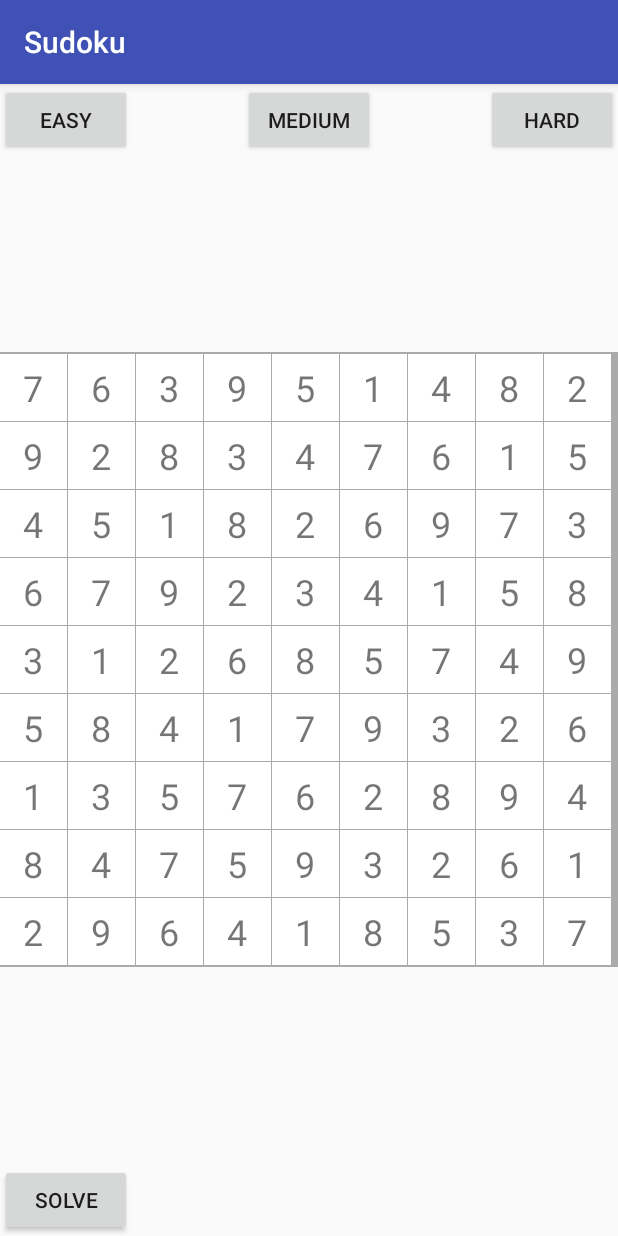
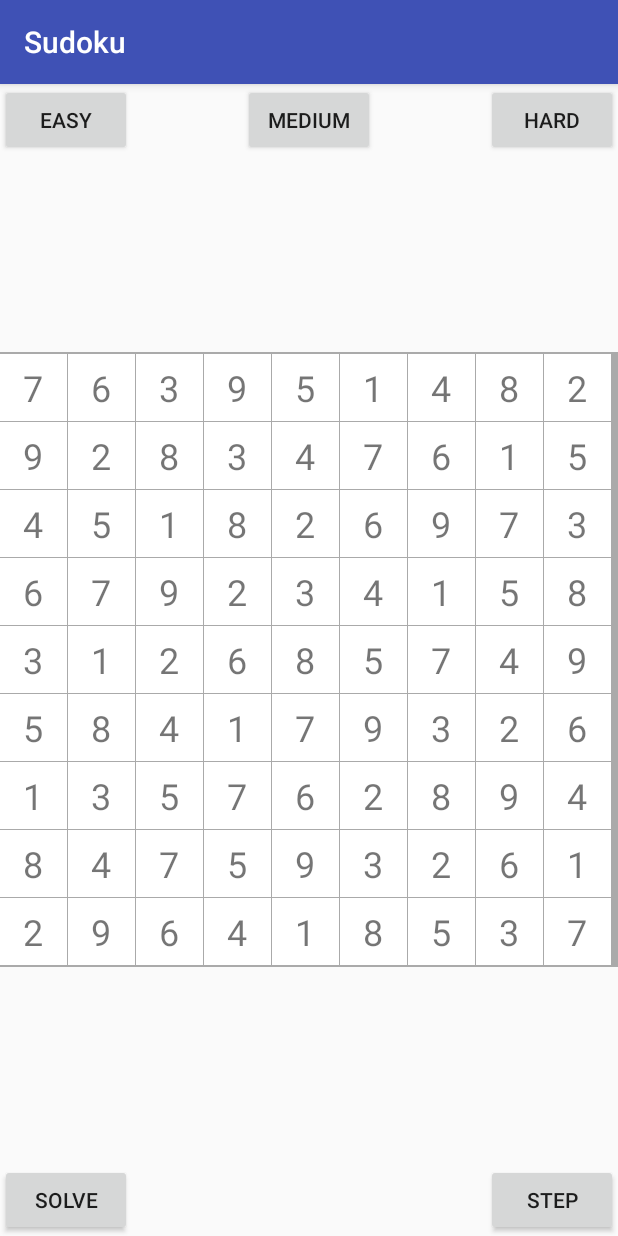
Before and after one commit to ahmetturk/Sudoku, an Android app: the screen it shows after launch (MainActivity), after a tap on "SOLVE", on a phone screen of 412 x 824 dp. Run offline under Robolectric (Android 15) with nearby library versions, the phone set to English and light mode, and no system bars; 3 other taps on this screen came first.

Commit message:
Step solving added

```diff
--- a/app/src/main/java/com/example/ahmet/sudoku/Cell.java
+++ b/app/src/main/java/com/example/ahmet/sudoku/Cell.java
@@ -6,6 +6,7 @@ import java.util.List;
 public class Cell {
     public int value;
     public List<Integer> domain;
+    private int domainIterator;
 
     public Cell() {
         this.value = 0;
@@ -13,5 +14,13 @@ public class Cell {
         for(int i = 1; i < 10; i++) {
             domain.add(i);
         }
+        domainIterator = 0;
+    }
+
+    public int getValueFromDomain() {
+        if (domainIterator < domain.size()) {
+            return domain.get(domainIterator++);
+        }
+        return -1;
     }
 }
--- a/app/src/main/java/com/example/ahmet/sudoku/SudokuSolver.java
+++ b/app/src/main/java/com/example/ahmet/sudoku/SudokuSolver.java
@@ -1,7 +1,4 @@
 package com.example.ahmet.sudoku;
-
-import android.app.AlertDialog;
-import android.widget.TextView;
 
 import java.util.ArrayList;
 import java.util.List;
@@ -18,31 +15,30 @@ public class SudokuSolver {
         return sudokuList.get(sudokuList.size() - 1);
     }
 
-    public boolean solve() {
+    public void solve() {
+        boolean result;
+        do {
+            result = step();
+        } while (result);
+    }
+
+    public boolean step() {
         Sudoku sudoku = sudokuList.get(sudokuList.size() - 1);
 
-        // select an unassigned variable, return -1 if there is none
         int unassignedCell = selectUnassingnedCell();
         if (unassignedCell == -1) {
+            return false;
+        }
+
+        int value = sudoku.cells[unassignedCell].getValueFromDomain();
+        if (value == -1) {
+            sudokuList.remove(sudokuList.size() - 1);
             return true;
         }
-        else {
-            boolean result = false;
-            for (int i = 0; i < sudoku.cells[unassignedCell].domain.size(); i++) {
-                int value = getValueFromDomain(unassignedCell, i);
-                boolean isConsistent = testConsistency(unassignedCell, value); // forward checking
-                if (isConsistent) {
-                    sudokuList.add(new Sudoku(sudoku, unassignedCell, value));
-                    result = solve();
-                    if (result) {
-                        return true;
-                    }
-                }
-            }
-            if (!result) { // means there is not any value consistent so go back!!!
-                sudokuList.remove(sudokuList.size() - 1);
-                return false;
-            }
+
+        boolean isConsistent = testConsistency(unassignedCell, value);
+        if (isConsistent) {
+            sudokuList.add(new Sudoku(sudoku, unassignedCell, value));
         }
         return true;
     }
--- a/app/src/main/res/layout/activity_main.xml
+++ b/app/src/main/res/layout/activity_main.xml
@@ -3,24 +3,24 @@
     android:layout_height="match_parent">
 
     <Button
-        android:layout_alignParentLeft="true"
         android:id="@+id/easy_button"
         android:layout_width="wrap_content"
         android:layout_height="wrap_content"
+        android:layout_alignParentLeft="true"
         android:text="@string/easy" />
 
     <Button
-        android:layout_centerHorizontal="true"
         android:id="@+id/medium_button"
         android:layout_width="wrap_content"
         android:layout_height="wrap_content"
+        android:layout_centerHorizontal="true"
         android:text="@string/medium" />
 
     <Button
-        android:layout_alignParentRight="true"
         android:id="@+id/hard_button"
         android:layout_width="wrap_content"
         android:layout_height="wrap_content"
+        android:layout_alignParentRight="true"
         android:text="@string/hard" />
 
     <Button
@@ -29,6 +29,14 @@
         android:layout_height="wrap_content"
         android:layout_alignParentBottom="true"
         android:text="@string/solve" />
+
+    <Button
+        android:id="@+id/step_button"
+        android:layout_width="wrap_content"
+        android:layout_height="wrap_content"
+        android:layout_alignParentBottom="true"
+        android:layout_alignParentRight="true"
+        android:text="@string/step" />
 
     <GridView
         android:id="@+id/sudoku_grid"
--- a/app/src/main/res/values/strings.xml
+++ b/app/src/main/res/values/strings.xml
@@ -1,6 +1,7 @@
 <resources>
     <string name="app_name">Sudoku</string>
     <string name="solve">solve</string>
+    <string name="step">step</string>
     <string name="easy">easy</string>
     <string name="medium">medium</string>
     <string name="hard">hard</string>
```
Also changed, not shown: app/src/main/java/com/example/ahmet/sudoku/MainActivity.java (+32 -16 lines), 1 other file.
